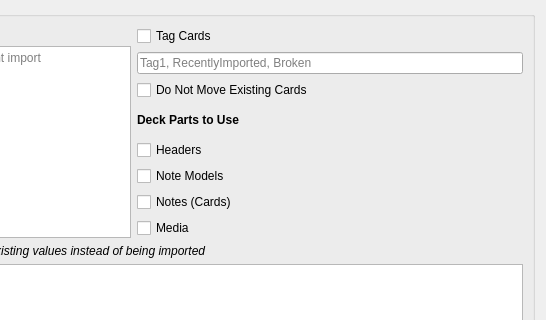
Qt form ui_files/import.ui (Stvad/CrowdAnki) before a commit; both pictures show x 279 to 825 and y 0 to 320 of the 825 by 726 pixel window.
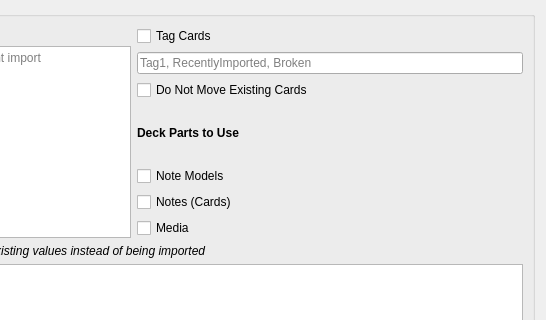
The same form after that commit.

Commit message: Remove Deck Header option

The edit to the form file:
```diff
--- a/ui_files/import.ui
+++ b/ui_files/import.ui
@@ -94,13 +94,6 @@
                     </property>
                    </widget>
                   </item>
-                  <item>
-                   <widget class="QCheckBox" name="cb_headers">
-                    <property name="text">
-                     <string>Headers</string>
-                    </property>
-                   </widget>
-                  </item>
                   <item>
                    <widget class="QCheckBox" name="cb_note_models">
                     <property name="text">
```
The commit also changes 2 other files.
